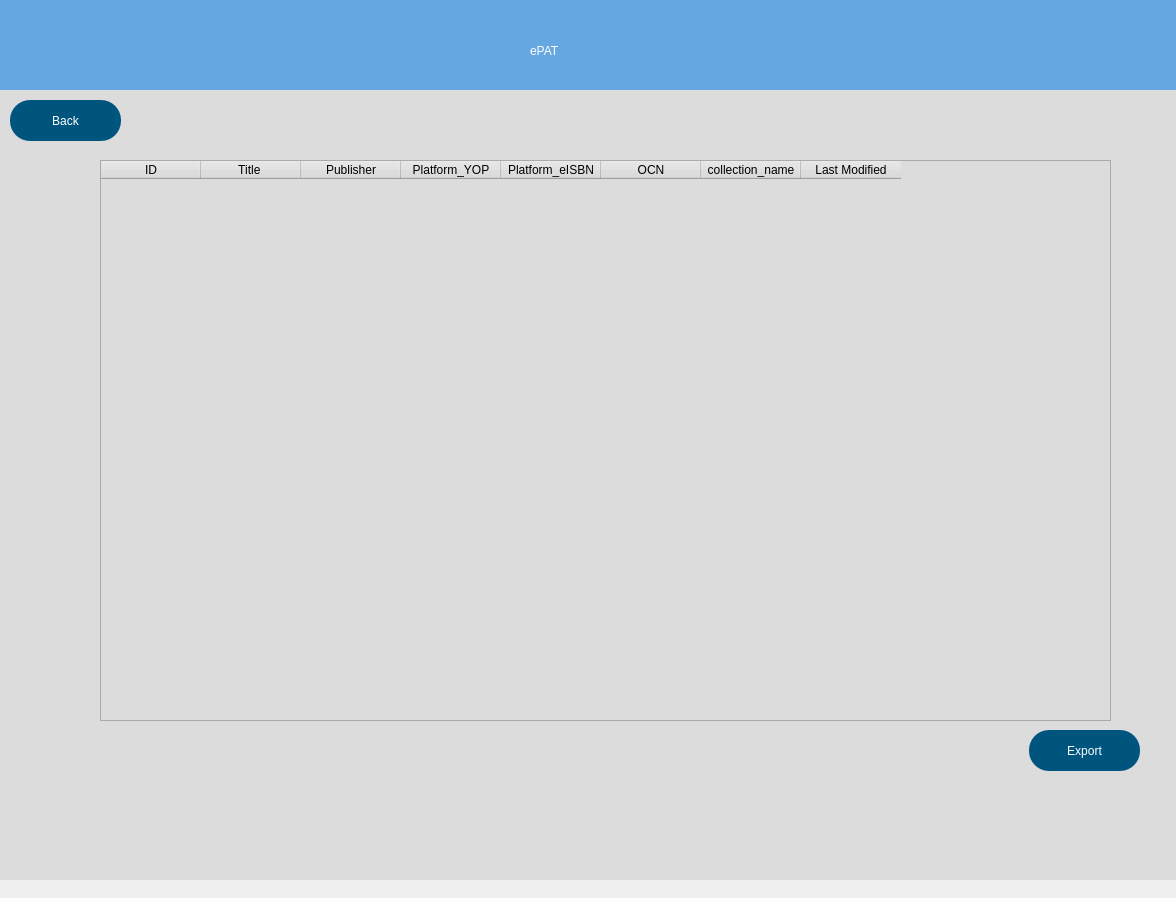
Above: src/user_interface/searchDisplay.ui from eppenney/eBook-Perpetual-Access-Rights-Tracker before the change. Below: the same form after it.
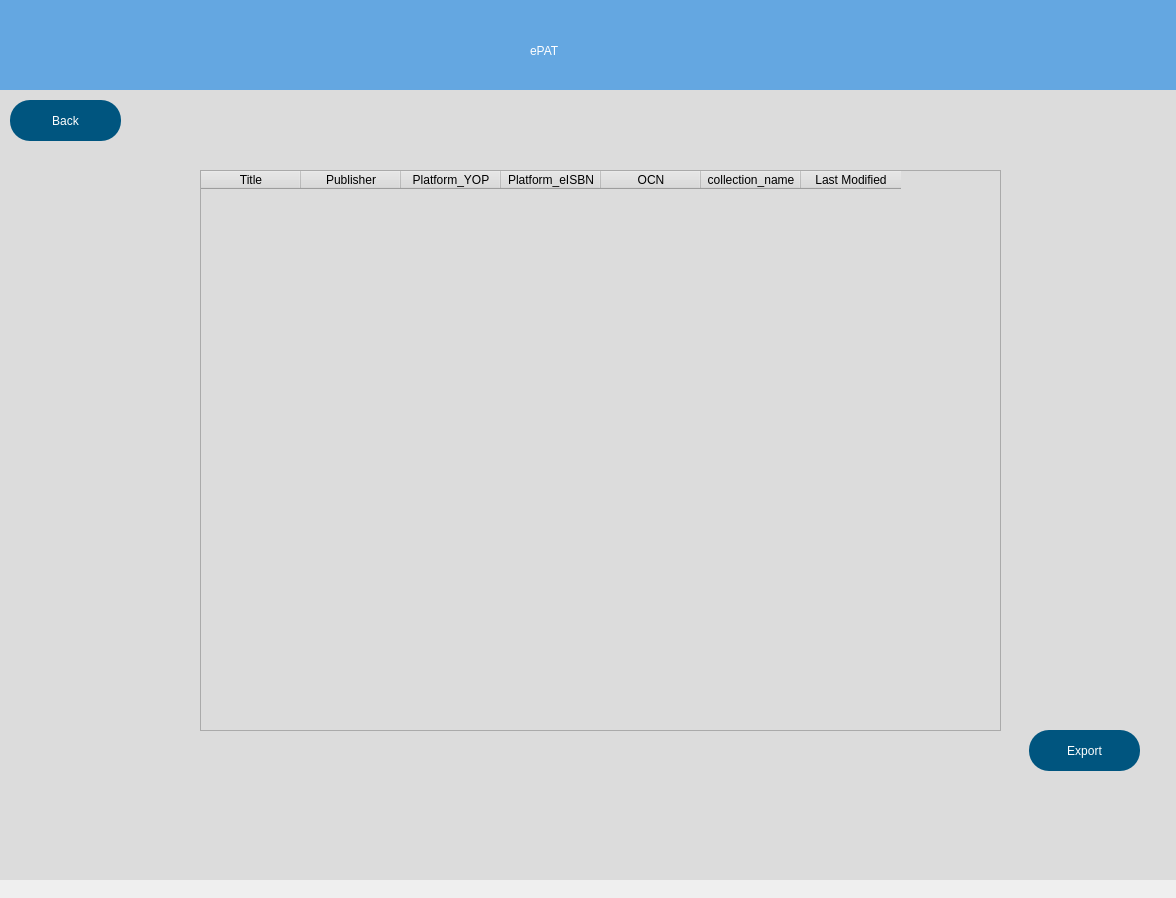
That is the form after the change.

Commit message: Made some changes in the startscreen and some minor changes in the UIs

Patch:
```diff
--- a/src/user_interface/searchDisplay.ui
+++ b/src/user_interface/searchDisplay.ui
@@ -78,20 +78,15 @@
    <widget class="QTableWidget" name="tableWidget">
     <property name="geometry">
      <rect>
-      <x>120</x>
-      <y>180</y>
-      <width>1011</width>
+      <x>220</x>
+      <y>190</y>
+      <width>801</width>
       <height>561</height>
      </rect>
     </property>
     <column>
      <property name="text">
-      <string>ID</string>
-     </property>
-    </column>
-    <column>
-     <property name="text">
-      <string>Title </string>
+      <string>Title</string>
      </property>
     </column>
     <column>
```
Lines whose indentation alone changed are shown as unchanged. The commit also changes 4 other files.
